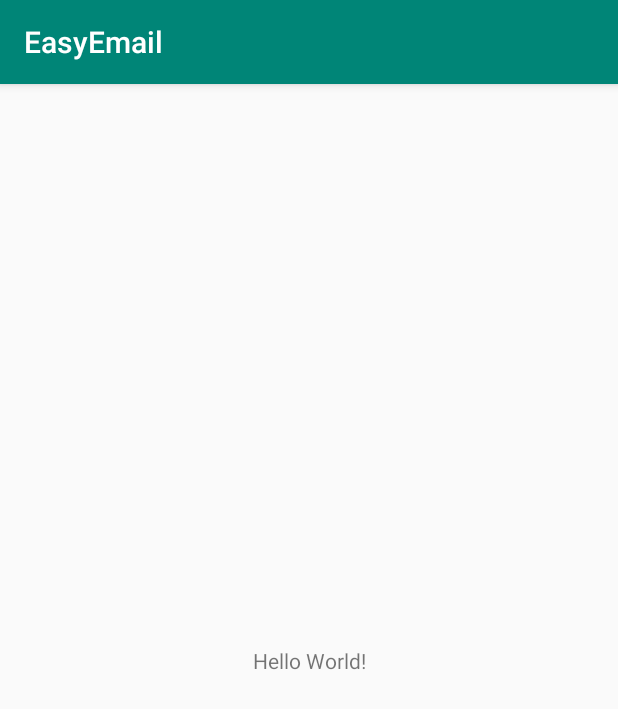
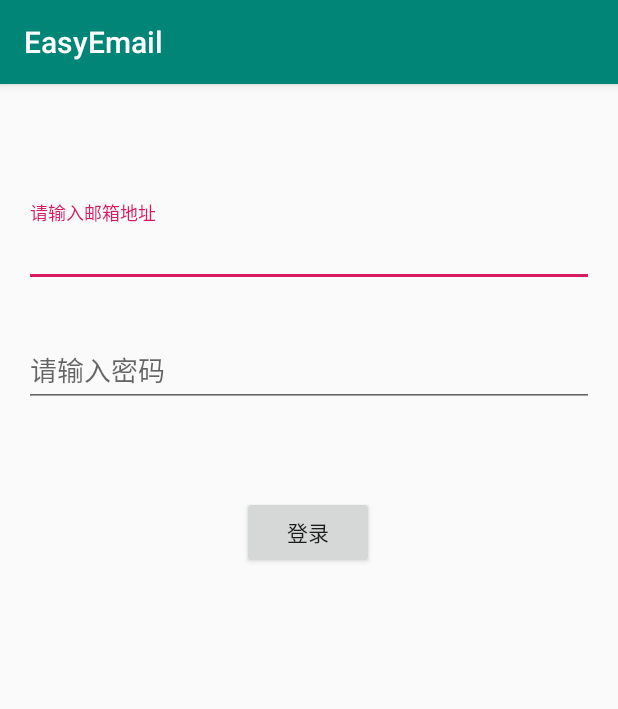
Before and after one commit to AgaigetS/EasyEmail, an Android app: the screen it shows after launch (MainActivity), on a phone screen of 412 x 824 dp. Shown: the top 709 px of the screen. Run offline under Robolectric (Android 15) with nearby library versions, the phone set to English and light mode, and no system bars.

Commit message:
完成初版登录验证逻辑。

```diff
--- a/app/build.gradle
+++ b/app/build.gradle
@@ -26,4 +26,8 @@ dependencies {
     testImplementation 'junit:junit:4.12'
     androidTestImplementation 'androidx.test.ext:junit:1.1.1'
     androidTestImplementation 'androidx.test.espresso:espresso-core:3.2.0'
+    implementation 'com.google.android.material:material:1.1.0'
+    implementation 'androidx.recyclerview:recyclerview:1.1.0'
+    implementation 'com.sun.mail:android-mail:1.6.4'
+    implementation 'com.sun.mail:android-activation:1.6.4'
 }
--- a/app/src/main/AndroidManifest.xml
+++ b/app/src/main/AndroidManifest.xml
@@ -1,6 +1,8 @@
 <?xml version="1.0" encoding="utf-8"?>
 <manifest xmlns:android="http://schemas.android.com/apk/res/android"
     package="com.agaigets.easyemail">
+
+    <uses-permission android:name="android.permission.INTERNET" />
 
     <application
         android:allowBackup="true"
--- a/app/src/main/java/com/agaigets/easyemail/MainActivity.java
+++ b/app/src/main/java/com/agaigets/easyemail/MainActivity.java
@@ -3,12 +3,30 @@ package com.agaigets.easyemail;
 import androidx.appcompat.app.AppCompatActivity;
 
 import android.os.Bundle;
+import android.util.Log;
+import android.view.View;
+import android.widget.TextView;
+import android.widget.Toast;
+
+import com.agaigets.easyemail.email.EmailUtils;
+import com.google.android.material.textfield.TextInputEditText;
 
 public class MainActivity extends AppCompatActivity {
+
+
+    private TextInputEditText et_email;
+    private TextInputEditText et_password;
 
     @Override
     protected void onCreate(Bundle savedInstanceState) {
         super.onCreate(savedInstanceState);
         setContentView(R.layout.activity_main);
+
+        et_email = (TextInputEditText) findViewById(R.id.et_email);
+        et_password = (TextInputEditText) findViewById(R.id.et_password);
+    }
+
+    public void login(View view) {
+        EmailUtils.authenticate(this, et_email.getText().toString().trim(), et_password.getText().toString().trim());
     }
 }
--- a/app/src/main/res/layout/activity_main.xml
+++ b/app/src/main/res/layout/activity_main.xml
@@ -6,13 +6,54 @@
     android:layout_height="match_parent"
     tools:context=".MainActivity">
 
-    <TextView
+    <Button
+        android:id="@+id/button"
         android:layout_width="wrap_content"
         android:layout_height="wrap_content"
-        android:text="Hello World!"
-        app:layout_constraintBottom_toBottomOf="parent"
-        app:layout_constraintLeft_toLeftOf="parent"
-        app:layout_constraintRight_toRightOf="parent"
-        app:layout_constraintTop_toTopOf="parent" />
+        android:layout_marginTop="59dp"
+        android:onClick="login"
+        android:text="@string/button_check"
+        app:layout_constraintEnd_toEndOf="parent"
+        app:layout_constraintHorizontal_bias="0.498"
+        app:layout_constraintStart_toStartOf="parent"
+        app:layout_constraintTop_toBottomOf="@+id/et_password_group" />
+
+    <com.google.android.material.textfield.TextInputLayout
+        android:id="@+id/et_email_group"
+        android:layout_width="0dp"
+        android:layout_height="wrap_content"
+        android:layout_marginStart="16dp"
+        android:layout_marginTop="79dp"
+        android:layout_marginEnd="16dp"
+        app:layout_constraintEnd_toEndOf="parent"
+        app:layout_constraintStart_toStartOf="parent"
+        app:layout_constraintTop_toTopOf="parent">
+
+        <com.google.android.material.textfield.TextInputEditText
+            android:id="@+id/et_email"
+            android:inputType="textEmailAddress"
+            android:layout_width="match_parent"
+            android:layout_height="wrap_content"
+            android:hint="@string/email_hint" />
+    </com.google.android.material.textfield.TextInputLayout>
+
+    <com.google.android.material.textfield.TextInputLayout
+        android:id="@+id/et_password_group"
+        android:layout_width="0dp"
+        android:layout_height="wrap_content"
+        android:layout_marginStart="16dp"
+        android:layout_marginTop="24dp"
+        android:layout_marginEnd="16dp"
+        app:layout_constraintEnd_toEndOf="parent"
+        app:layout_constraintStart_toStartOf="parent"
+        app:layout_constraintTop_toBottomOf="@+id/et_email_group">
+
+        <com.google.android.material.textfield.TextInputEditText
+            android:id="@+id/et_password"
+            android:layout_width="match_parent"
+            android:layout_height="wrap_content"
+            android:hint="@string/password_hint"
+            android:inputType="textPassword" />
+    </com.google.android.material.textfield.TextInputLayout>
 
 </androidx.constraintlayout.widget.ConstraintLayout>
--- a/app/src/main/res/values/strings.xml
+++ b/app/src/main/res/values/strings.xml
@@ -1,3 +1,8 @@
 <resources>
     <string name="app_name">EasyEmail</string>
+    <string name="email_hint">请输入邮箱地址</string>
+    <string name="password_hint">请输入密码</string>
+    <string name="button_check">登录</string>
+    <string name="login_success">登录成功</string>
+    <string name="login_fail">用户名或密码错误</string>
 </resources>
```
Also changed, not shown: app/src/main/java/com/agaigets/easyemail/adapter/EmailListAdapter.java (added, +62 -0 lines), app/src/main/java/com/agaigets/easyemail/email/Email.java (added, +51 -0 lines), app/src/main/java/com/agaigets/easyemail/email/EmailUtils.java (added, +72 -0 lines), app/src/main/res/layout/email_item.xml (added, +54 -0 lines), app/src/main/res/layout/email_list_fragment.xml (added, +7 -0 lines), 1 other file.
